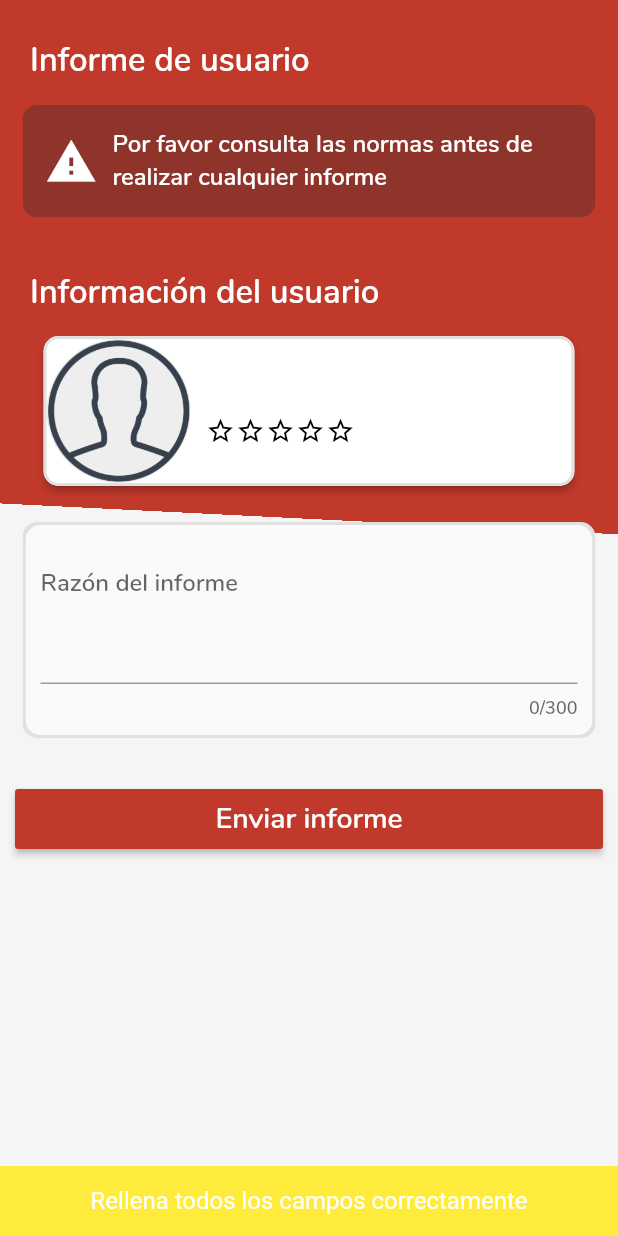
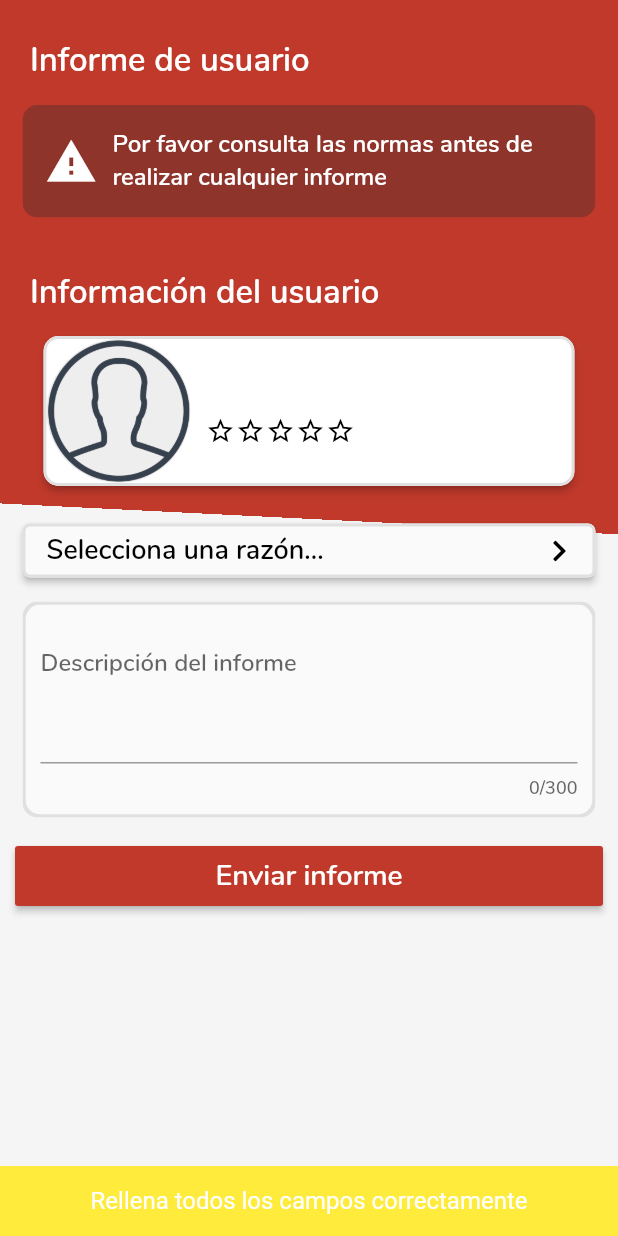
Before and after one commit to unizar-30226-2019-07/Loop, a Flutter app: the ReportUser screen opened directly with empty values, after a tap on "Enviar informe", on a phone screen of 412 x 824 dp. Run offline on Flutter 3.47's test engine with Material 2 defaults, Android fonts, the phone set to English and light mode, and no system bars; our stand-ins replace carousel_pro, cloud_firestore, flutter_secure_storage, flutter_slidable, flutter_speed_dial, font_awesome_flutter and 4 more; missing offline and left inert: flutter_range_slider, flutter_statusbarcolor, geocoder; accounts and stored records are empty; network calls fail; project files that could hold a hidden picture were left out.

Commit message:
Terminada funcionalidad de informes de usuario
- Conexión con API
- Añadidas varias razones de informe en la pantalla report_user.dart
- El botón para reportar usuario ahora aparece cuando debería

```diff
--- a/lib/screens/users/report_user.dart
+++ b/lib/screens/users/report_user.dart
@@ -1,8 +1,10 @@
 import 'package:flutter/material.dart';
 import 'package:selit/class/usuario_class.dart';
+import 'package:selit/util/api/usuario_request.dart';
 import 'package:selit/widgets/profile_picture.dart';
 import 'package:selit/widgets/star_rating.dart';
 import 'package:selit/util/bar_color.dart';
+import 'package:font_awesome_flutter/font_awesome_flutter.dart';
 
 /// Pantalla para realizar informe sobre otro usuario
 /// Formulario que informa sobre quién es el usuario que se va a reportar,
@@ -26,21 +28,91 @@ class _ReportUserState extends State<ReportUser> {
       fontWeight: FontWeight.bold, fontSize: 20.0, color: Colors.black);
   static final _styleButton = TextStyle(fontSize: 19.0, color: Colors.white);
 
+  /// Botones para seleccionar razón
+  static final _styleFilterButton =
+      TextStyle(fontSize: 18.0, color: Colors.black);
+
+  /// Texto del título del alertdialog
+  static final _styleDialogTitle = TextStyle(
+      fontSize: 19.0, color: Colors.white, fontWeight: FontWeight.bold);
+
+  /// Texto de los botones del alertdialog, para cuando esta seleccionado y no
+  static final _styleDialogButtonsUnselected =
+      TextStyle(fontSize: 18.0, color: Colors.white);
+  static final _styleDialogButtonsSelected =
+      TextStyle(fontSize: 18.0, color: Colors.black);
+
   final TextEditingController _infoController = new TextEditingController();
 
   /// Color más oscuro que el rojo principal
   final _blendColor = Color.alphaBlend(Color(0x552B2B2B), Color(0xFFC0392B));
+  final Color _colorStatusBarBad = Colors.red.withOpacity(0.5);
 
   UsuarioClass _otherUser;
 
+  static final List<String> reasons = [
+    'Sospecha de fraude',
+    'No acudió a la cita',
+    'Mal comportamiento',
+    'Artículo defectuoso'
+  ];
+  // ID razón seleccionada para el reporte
+  int _selectedReason;
+  Function _sendFunction;
+
   // Constructor
-  _ReportUserState(this._otherUser);
+  _ReportUserState(this._otherUser) {
+    _selectedReason = -1;
+    _sendFunction = _onPressedSend;
+  }
 
   void _onPressedSend() {
-    if (_infoController.text == '') {
+    // Diálogo "cargando..." para evitar repetir
+    _sendFunction = null;
+    showDialog(
+      barrierDismissible: false, // JUST MENTION THIS LINE
+      context: context,
+      builder: (BuildContext context) {
+        // return object of type Dialog
+        return AlertDialog(
+            content: Column(
+          mainAxisSize: MainAxisSize.min,
+          children: <Widget>[
+            CircularProgressIndicator(
+                strokeWidth: 5.0,
+                valueColor: AlwaysStoppedAnimation<Color>(Colors.black)),
+            Container(
+                margin: EdgeInsets.only(top: 15.0), child: Text('Cargando...')),
+          ],
+        ));
+      },
+    );
+
+    if (_infoController.text == '' ||
+        _selectedReason < 0 ||
+        _selectedReason >= reasons.length) {
       showInSnackBar("Rellena todos los campos correctamente", Colors.yellow);
+      Navigator.of(context).pop(); // alertDialog
+      _sendFunction = _onPressedSend;
     } else {
-      print('Usuario con id ${_otherUser.userId} con razón ${_infoController.text}');
+      UsuarioRequest.reportUser(
+              reportedUserId: _otherUser.userId,
+              asunto: reasons[_selectedReason],
+              desc: _infoController.text)
+          .then((_) {
+            Navigator.of(context).pop(); // alertDialog
+            Navigator.of(context).pop(); // fuera de la pantalla
+          })
+          .catchError((error) {
+            if (error == "Precondition Failed") {
+              showInSnackBar("Ya has reportado a este usuario antes", _colorStatusBarBad);
+            } else {
+              showInSnackBar("Ha ocurrido un problema", _colorStatusBarBad);
+            }
+            print('Error al reportar usuario: $error');
+            Navigator.of(context).pop(); // alertDialog
+            _sendFunction = _onPressedSend;
+      });
     }
   }
 
@@ -56,6 +128,61 @@ class _ReportUserState extends State<ReportUser> {
       backgroundColor: alfa,
       duration: Duration(seconds: 3),
     ));
+  }
+
+  // Botón que pide "asunto" del reporte
+  Widget _buildReasonButton() {
+    // Crear la lista con las opciones a elegir
+    List<Widget> buttonOptions = [];
+    for (var i = 0; i < reasons.length; i++) {
+      buttonOptions.add(SizedBox.fromSize(
+          size: Size(double.infinity, 40.0),
+          child: Container(
+              margin: EdgeInsets.all(2),
+              child: FlatButton(
+                color: _selectedReason == i ? Colors.grey[200] : _blendColor,
+                child: Text(reasons[i],
+                    style: _selectedReason == i
+                        ? _styleDialogButtonsSelected
+                        : _styleDialogButtonsUnselected),
+                onPressed: () {
+                  setState(() => _selectedReason = i);
+                  Navigator.of(context).pop();
+                },
+              ))));
+    }
+
+    // Diálogo a mostrar cuando se pulsa el boton
+    AlertDialog dialog = AlertDialog(
+      backgroundColor: Theme.of(context).primaryColor,
+      shape: RoundedRectangleBorder(
+          side: BorderSide(color: _blendColor, width: 2.0),
+          borderRadius: BorderRadius.circular(10.0)),
+      title: Text('Razón del informe', style: _styleDialogTitle),
+      content: Column(mainAxisSize: MainAxisSize.min, children: buttonOptions),
+    );
+
+    return RaisedButton(
+      child: Row(
+        children: <Widget>[
+          Expanded(
+            child: Text(
+                _selectedReason == -1
+                    ? 'Selecciona una razón...'
+                    : reasons[_selectedReason],
+                style: _styleFilterButton),
+          ),
+          Icon(FontAwesomeIcons.chevronRight, color: Colors.black, size: 16.0),
+        ],
+      ),
+      color: Colors.grey[50],
+      onPressed: () =>
+          showDialog(context: context, builder: (context) => dialog),
+      shape: RoundedRectangleBorder(
+        side: BorderSide(color: Colors.grey[300], width: 2.0),
+        borderRadius: BorderRadius.circular(5.0),
+      ),
+    );
   }
 
   Widget _buildReportForm() {
@@ -153,7 +280,11 @@ class _ReportUserState extends State<ReportUser> {
           ),
         ),
         Container(
-          margin: EdgeInsets.symmetric(horizontal: 15.0, vertical: 20.0),
+          margin: EdgeInsets.fromLTRB(15.0, 15.0, 15.0, 5.0),
+          child: _buildReasonButton(),
+        ),
+        Container(
+          margin: EdgeInsets.symmetric(horizontal: 15.0, vertical: 5.0),
           child: ClipRRect(
             borderRadius: BorderRadius.circular(10.0),
             child: Container(
@@ -166,7 +297,7 @@ class _ReportUserState extends State<ReportUser> {
                   padding: EdgeInsets.fromLTRB(10.0, 0.0, 10.0, 10.0),
                   child: TextFormField(
                     decoration: InputDecoration(
-                      labelText: 'Razón del informe',
+                      labelText: 'Descripción del informe',
                       alignLabelWithHint: true,
                     ),
                     maxLength: 300,
@@ -185,9 +316,10 @@ class _ReportUserState extends State<ReportUser> {
                 margin: EdgeInsets.fromLTRB(10.0, 10.0, 10.0, 20.0),
                 child: RaisedButton(
                   color: Theme.of(context).primaryColor,
-              padding: EdgeInsets.symmetric(vertical: 7.0, horizontal: 20.0),
+                  padding:
+                      EdgeInsets.symmetric(vertical: 7.0, horizontal: 20.0),
                   child: Text('Enviar informe', style: _styleButton),
-              onPressed: _onPressedSend,
+                  onPressed: _sendFunction,
                 ))),
       ],
     ));
```
Also changed, not shown: lib/screens/users/profile.dart (+43 -35 lines), lib/util/api/usuario_request.dart (+33 -0 lines). Lines whose indentation alone changed are shown as unchanged.
